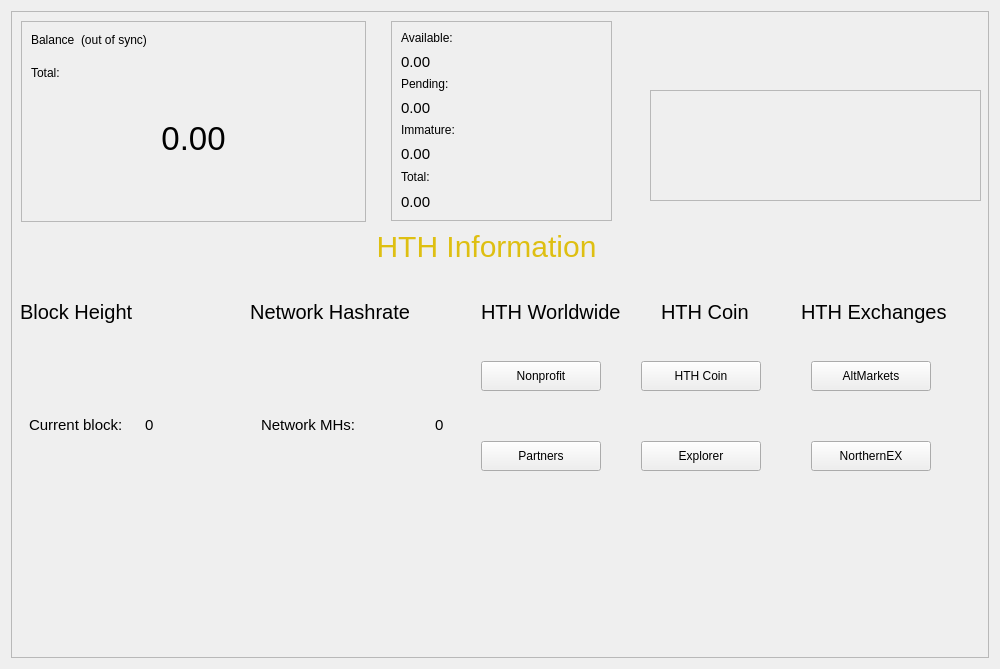
This is src/qt/forms/overviewpage.ui in HTHcoin/helpthehomelesscoin as Qt 5 draws it before an edit. The edited form follows.
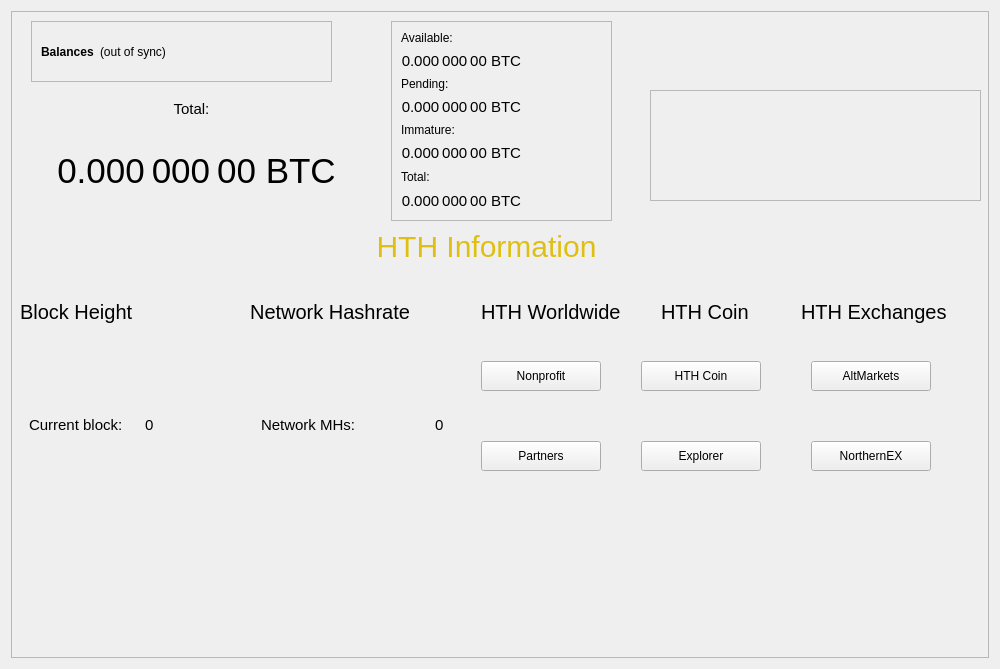
This is the edited form.

The edit to the form file:
```diff
--- a/src/qt/forms/overviewpage.ui
+++ b/src/qt/forms/overviewpage.ui
@@ -483,178 +483,6 @@
        <string>NorthernEX</string>
       </property>
      </widget>
-     <widget class="QFrame" name="frame_blue_4">
-      <property name="geometry">
-       <rect>
-        <x>10</x>
-        <y>10</y>
-        <width>345</width>
-        <height>201</height>
-       </rect>
-      </property>
-      <property name="minimumSize">
-       <size>
-        <width>345</width>
-        <height>200</height>
-       </size>
-      </property>
-      <property name="maximumSize">
-       <size>
-        <width>16777215</width>
-        <height>16777215</height>
-       </size>
-      </property>
-      <property name="frameShape">
-       <enum>QFrame::StyledPanel</enum>
-      </property>
-      <property name="frameShadow">
-       <enum>QFrame::Raised</enum>
-      </property>
-      <layout class="QHBoxLayout" name="horizontalLayout_2">
-       <item>
-        <layout class="QVBoxLayout" name="verticalLayout">
-         <item>
-          <layout class="QHBoxLayout" name="horizontalLayout_3">
-           <property name="spacing">
-            <number>6</number>
-           </property>
-           <property name="sizeConstraint">
-            <enum>QLayout::SetFixedSize</enum>
-           </property>
-           <item>
-            <widget class="QLabel" name="label_5">
-             <property name="minimumSize">
-              <size>
-               <width>0</width>
-               <height>24</height>
-              </size>
-             </property>
-             <property name="maximumSize">
-              <size>
-               <width>16777215</width>
-               <height>24</height>
-              </size>
-             </property>
-             <property name="text">
-              <string>Balance</string>
-             </property>
-             <property name="alignment">
-              <set>Qt::AlignLeading|Qt::AlignLeft|Qt::AlignTop</set>
-             </property>
-            </widget>
-           </item>
-           <item>
-            <widget class="QLabel" name="labelWalletStatus">
-             <property name="minimumSize">
-              <size>
-               <width>0</width>
-               <height>24</height>
-              </size>
-             </property>
-             <property name="maximumSize">
-              <size>
-               <width>16777215</width>
-               <height>24</height>
-              </size>
-             </property>
-             <property name="text">
-              <string>(out of sync)</string>
-             </property>
-             <property name="alignment">
-              <set>Qt::AlignLeading|Qt::AlignLeft|Qt::AlignTop</set>
-             </property>
-            </widget>
-           </item>
-           <item>
-            <spacer name="horizontalSpacer">
-             <property name="orientation">
-              <enum>Qt::Horizontal</enum>
-             </property>
-             <property name="sizeHint" stdset="0">
-              <size>
-               <width>40</width>
-               <height>20</height>
-              </size>
-             </property>
-            </spacer>
-           </item>
-          </layout>
-         </item>
-         <item>
-          <widget class="QLabel" name="labelTotalText">
-           <property name="maximumSize">
-            <size>
-             <width>16777215</width>
-             <height>15</height>
-            </size>
-           </property>
-           <property name="text">
-            <string>Total:</string>
-           </property>
-          </widget>
-         </item>
-         <item>
-          <widget class="QLabel" name="labelTotal">
-           <property name="sizePolicy">
-            <sizepolicy hsizetype="Preferred" vsizetype="Preferred">
-             <horstretch>0</horstretch>
-             <verstretch>0</verstretch>
-            </sizepolicy>
-           </property>
-           <property name="minimumSize">
-            <size>
-             <width>0</width>
-             <height>100</height>
-            </size>
-           </property>
-           <property name="maximumSize">
-            <size>
-             <width>16777215</width>
-             <height>100</height>
-            </size>
-           </property>
-           <property name="font">
-            <font>
-             <pointsize>25</pointsize>
-             <weight>50</weight>
-             <bold>false</bold>
-            </font>
-           </property>
-           <property name="mouseTracking">
-            <bool>false</bool>
-           </property>
-           <property name="text">
-            <string>0.00</string>
-           </property>
-           <property name="scaledContents">
-            <bool>true</bool>
-           </property>
-           <property name="alignment">
-            <set>Qt::AlignCenter</set>
-           </property>
-          </widget>
-         </item>
-         <item>
-          <layout class="QHBoxLayout" name="horizontalLayout_11">
-           <item>
-            <spacer name="horizontalSpacer_8">
-             <property name="orientation">
-              <enum>Qt::Horizontal</enum>
-             </property>
-             <property name="sizeHint" stdset="0">
-              <size>
-               <width>40</width>
-               <height>20</height>
-              </size>
-             </property>
-            </spacer>
-           </item>
-          </layout>
-         </item>
-        </layout>
-       </item>
-      </layout>
-     </widget>
      <widget class="QFrame" name="frame_blue_2">
       <property name="geometry">
        <rect>
@@ -701,15 +529,29 @@
          <item>
           <layout class="QHBoxLayout" name="horizontalLayout_4">
            <item>
-            <widget class="QLabel" name="labelWatchAvailable">
+            <widget class="QLabel" name="labelWatchAvailable_2">
+             <property name="font">
+              <font>
+               <pointsize>-1</pointsize>
+              </font>
+             </property>
+             <property name="cursor">
+              <cursorShape>IBeamCursor</cursorShape>
+             </property>
+             <property name="toolTip">
+              <string>Your current balance in watch-only addresses</string>
+             </property>
              <property name="styleSheet">
-              <string notr="true">font-size: 15px;</string>
+              <string notr="true">font-size: 15px</string>
              </property>
              <property name="text">
-              <string>0.00</string>
+              <string notr="true">0.000 000 00 BTC</string>
              </property>
              <property name="alignment">
-              <set>Qt::AlignBottom|Qt::AlignLeading|Qt::AlignLeft</set>
+              <set>Qt::AlignRight|Qt::AlignTrailing|Qt::AlignVCenter</set>
+             </property>
+             <property name="textInteractionFlags">
+              <set>Qt::LinksAccessibleByMouse|Qt::TextSelectableByKeyboard|Qt::TextSelectableByMouse</set>
              </property>
             </widget>
            </item>
@@ -738,15 +580,29 @@
          <item>
           <layout class="QHBoxLayout" name="horizontalLayout_5">
            <item>
-            <widget class="QLabel" name="labelWatchPending">
+            <widget class="QLabel" name="labelWatchPending_2">
+             <property name="font">
+              <font>
+               <pointsize>-1</pointsize>
+              </font>
+             </property>
+             <property name="cursor">
+              <cursorShape>IBeamCursor</cursorShape>
+             </property>
+             <property name="toolTip">
+              <string>Unconfirmed transactions to watch-only addresses</string>
+             </property>
              <property name="styleSheet">
-              <string notr="true">font-size: 15px;</string>
+              <string notr="true">font-size: 15px</string>
              </property>
              <property name="text">
-              <string>0.00</string>
+              <string notr="true">0.000 000 00 BTC</string>
              </property>
              <property name="alignment">
-              <set>Qt::AlignBottom|Qt::AlignLeading|Qt::AlignLeft</set>
+              <set>Qt::AlignRight|Qt::AlignTrailing|Qt::AlignVCenter</set>
+             </property>
+             <property name="textInteractionFlags">
+              <set>Qt::LinksAccessibleByMouse|Qt::TextSelectableByKeyboard|Qt::TextSelectableByMouse</set>
              </property>
             </widget>
            </item>
@@ -775,15 +631,29 @@
          <item>
           <layout class="QHBoxLayout" name="horizontalLayout_6">
            <item>
-            <widget class="QLabel" name="labelWatchImmature">
+            <widget class="QLabel" name="labelWatchImmature_2">
+             <property name="font">
+              <font>
+               <pointsize>-1</pointsize>
+              </font>
+             </property>
+             <property name="cursor">
+              <cursorShape>IBeamCursor</cursorShape>
+             </property>
+             <property name="toolTip">
+              <string>Mined balance in watch-only addresses that has not yet matured</string>
+             </property>
              <property name="styleSheet">
-              <string notr="true">font-size: 15px;</string>
+              <string notr="true">font-size: 15px</string>
              </property>
              <property name="text">
-              <string>0.00</string>
+              <string notr="true">0.000 000 00 BTC</string>
              </property>
              <property name="alignment">
-              <set>Qt::AlignBottom|Qt::AlignLeading|Qt::AlignLeft</set>
+              <set>Qt::AlignRight|Qt::AlignTrailing|Qt::AlignVCenter</set>
+             </property>
+             <property name="textInteractionFlags">
+              <set>Qt::LinksAccessibleByMouse|Qt::TextSelectableByKeyboard|Qt::TextSelectableByMouse</set>
              </property>
             </widget>
            </item>
@@ -814,15 +684,29 @@
        <item>
         <layout class="QHBoxLayout" name="horizontalLayout_7">
          <item>
-          <widget class="QLabel" name="labelWatchTotal">
+          <widget class="QLabel" name="labelWatchTotal_2">
+           <property name="font">
+            <font>
+             <pointsize>-1</pointsize>
+            </font>
+           </property>
+           <property name="cursor">
+            <cursorShape>IBeamCursor</cursorShape>
+           </property>
+           <property name="toolTip">
+            <string>Current total balance in watch-only addresses</string>
+           </property>
            <property name="styleSheet">
-            <string notr="true">font-size: 15px;</string>
+            <string notr="true">font-size: 15px</string>
            </property>
            <property name="text">
-            <string>0.00</string>
+            <string notr="true">0.000 000 00 BTC</string>
            </property>
            <property name="alignment">
-            <set>Qt::AlignBottom|Qt::AlignLeading|Qt::AlignLeft</set>
+            <set>Qt::AlignRight|Qt::AlignTrailing|Qt::AlignVCenter</set>
+           </property>
+           <property name="textInteractionFlags">
+            <set>Qt::LinksAccessibleByMouse|Qt::TextSelectableByKeyboard|Qt::TextSelectableByMouse</set>
            </property>
           </widget>
          </item>
@@ -879,6 +763,119 @@
        <enum>QFrame::Raised</enum>
       </property>
      </widget>
+     <widget class="QLabel" name="labelBalance">
+      <property name="geometry">
+       <rect>
+        <x>20</x>
+        <y>130</y>
+        <width>331</width>
+        <height>61</height>
+       </rect>
+      </property>
+      <property name="font">
+       <font>
+        <pointsize>-1</pointsize>
+       </font>
+      </property>
+      <property name="cursor">
+       <cursorShape>IBeamCursor</cursorShape>
+      </property>
+      <property name="toolTip">
+       <string>Your current spendable balance</string>
+      </property>
+      <property name="styleSheet">
+       <string notr="true">font-size: 35px</string>
+      </property>
+      <property name="text">
+       <string notr="true">0.000 000 00 BTC</string>
+      </property>
+      <property name="alignment">
+       <set>Qt::AlignCenter</set>
+      </property>
+      <property name="textInteractionFlags">
+       <set>Qt::LinksAccessibleByMouse|Qt::TextSelectableByKeyboard|Qt::TextSelectableByMouse</set>
+      </property>
+     </widget>
+     <widget class="QFrame" name="frame_3">
+      <property name="geometry">
+       <rect>
+        <x>20</x>
+        <y>10</y>
+        <width>301</width>
+        <height>61</height>
+       </rect>
+      </property>
+      <property name="frameShape">
+       <enum>QFrame::StyledPanel</enum>
+      </property>
+      <property name="frameShadow">
+       <enum>QFrame::Raised</enum>
+      </property>
+      <layout class="QVBoxLayout" name="verticalLayout_4">
+       <item>
+        <layout class="QHBoxLayout" name="horizontalLayout_8">
+         <item>
+          <widget class="QLabel" name="label_5">
+           <property name="font">
+            <font>
+             <weight>75</weight>
+             <bold>true</bold>
+            </font>
+           </property>
+           <property name="text">
+            <string>Balances</string>
+           </property>
+          </widget>
+         </item>
+         <item>
+          <widget class="QLabel" name="labelWalletStatus">
+           <property name="toolTip">
+            <string>The displayed information may be out of date. Your wallet automatically synchronizes with the Dash network after a connection is established, but this process has not completed yet.</string>
+           </property>
+           <property name="text">
+            <string notr="true">(out of sync)</string>
+           </property>
+           <property name="alignment">
+            <set>Qt::AlignLeading|Qt::AlignLeft|Qt::AlignVCenter</set>
+           </property>
+          </widget>
+         </item>
+         <item>
+          <spacer name="horizontalSpacer_8">
+           <property name="orientation">
+            <enum>Qt::Horizontal</enum>
+           </property>
+           <property name="sizeHint" stdset="0">
+            <size>
+             <width>40</width>
+             <height>20</height>
+            </size>
+           </property>
+          </spacer>
+         </item>
+        </layout>
+       </item>
+      </layout>
+     </widget>
+     <widget class="QLabel" name="labelTotalText">
+      <property name="geometry">
+       <rect>
+        <x>130</x>
+        <y>90</y>
+        <width>101</width>
+        <height>16</height>
+       </rect>
+      </property>
+      <property name="styleSheet">
+       <string notr="true">font-size: 15px</string>
+      </property>
+      <property name="text">
+       <string>Total:</string>
+      </property>
+      <property name="alignment">
+       <set>Qt::AlignCenter</set>
+      </property>
+     </widget>
     </widget>
    </item>
   </layout>
```
